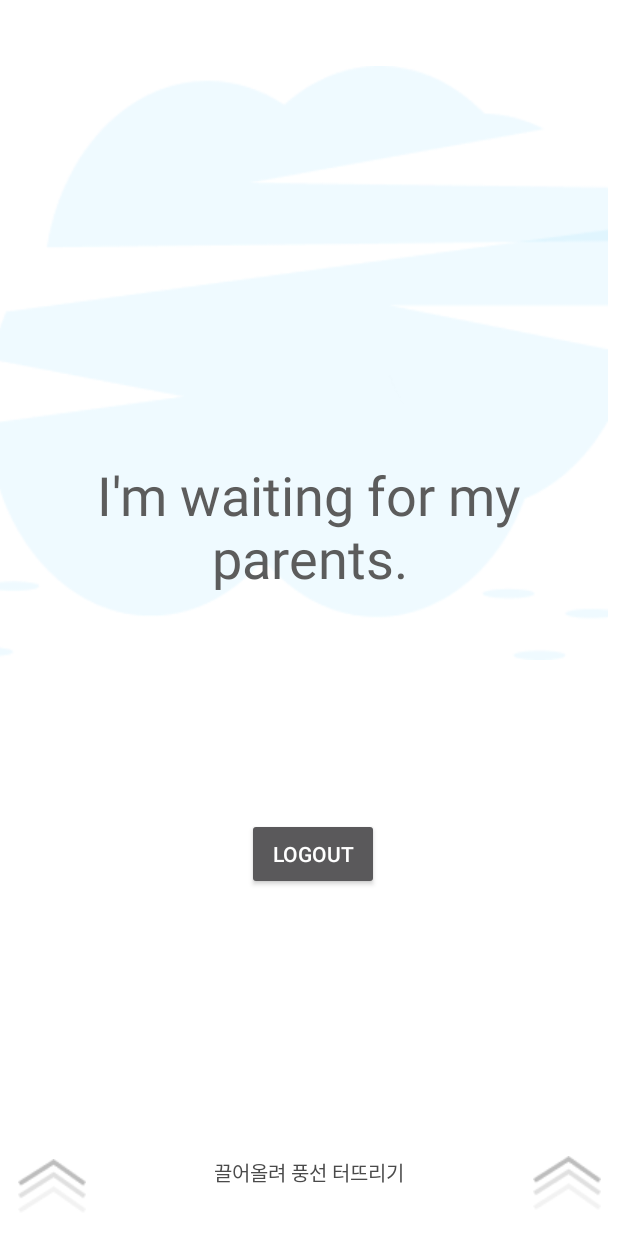
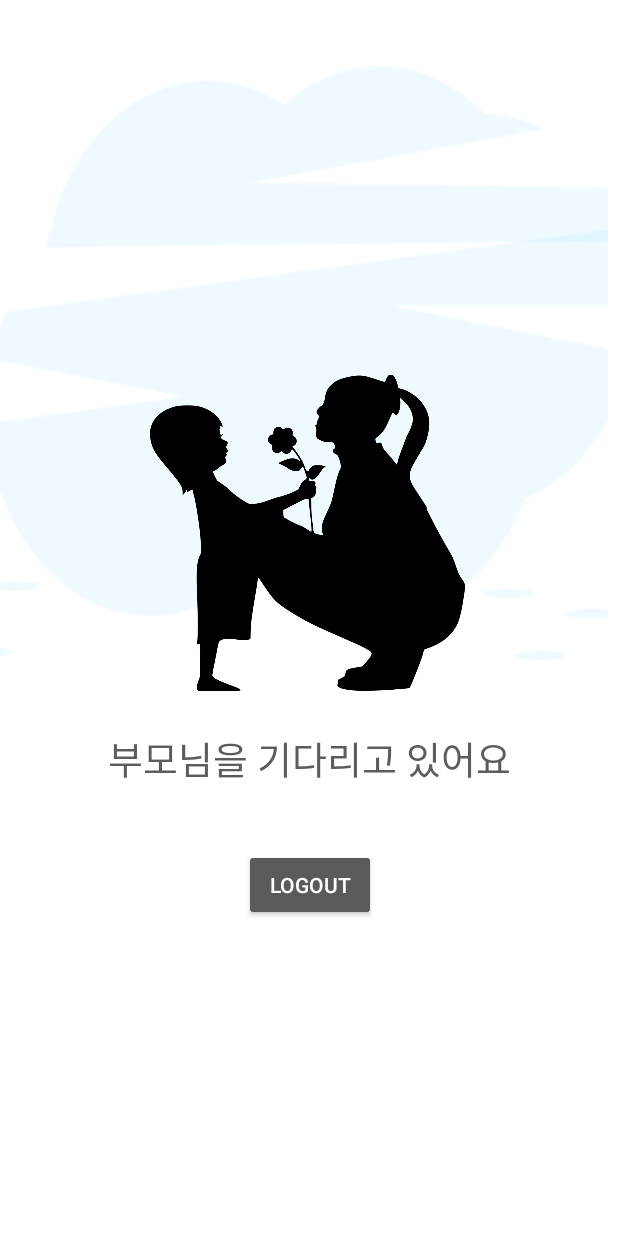
Before and after one commit to JangKeon/Prezzy-Pop, an Android app: the C_UnmatchedActivity screen opened directly, with no data from a screen before it, on a phone screen of 412 x 824 dp. Run offline under Robolectric (Android 15) with nearby library versions, the phone set to English and light mode, and no system bars; our stand-ins replace Firebase (no records; nobody signed in at launch, a user with empty details on screens opened directly); Roboto replaces fonts that are not available here.

Commit message:
Update: C_Unmatched

```diff
--- a/app/src/main/java/gachon/mpclass/prezzy_pop/C_UnmatchedActivity.java
+++ b/app/src/main/java/gachon/mpclass/prezzy_pop/C_UnmatchedActivity.java
@@ -23,6 +23,7 @@ public class C_UnmatchedActivity extends AppCompatActivity {
         super.onCreate(savedInstanceState);
         setContentView(R.layout.activity_c_unmatched);
         findViewById(R.id.btn_logout).setOnClickListener(onClickListener);
+        isMatched();
     }
     View.OnClickListener onClickListener= (v)->{
 
--- a/app/src/main/res/layout/activity_c_unmatched.xml
+++ b/app/src/main/res/layout/activity_c_unmatched.xml
@@ -45,83 +45,51 @@
             app:layout_constraintVertical_bias="0.175"
             app:srcCompat="@drawable/cloud" />
 
+        <ImageView
+            android:id="@+id/waitingChild"
+            android:layout_width="210dp"
+            android:layout_height="241dp"
+            android:layout_above="@+id/textView"
+            android:layout_alignParentStart="true"
+            android:layout_alignParentLeft="true"
+            android:layout_marginVertical="10dp"
+            android:layout_marginStart="100dp"
+            android:layout_marginLeft="100dp"
+            android:layout_marginBottom="149dp"
+            android:layout_weight="3"
+            app:layout_constraintBottom_toBottomOf="parent"
+            app:layout_constraintEnd_toEndOf="parent"
+            app:layout_constraintStart_toStartOf="parent"
+            app:layout_constraintTop_toTopOf="parent"
+            app:layout_constraintVertical_bias="0.175"
+            app:srcCompat="@drawable/waitingchild" />
+
         <TextView
             android:id="@+id/textView"
             android:layout_width="match_parent"
             android:layout_height="wrap_content"
             android:layout_alignParentBottom="true"
-            android:layout_marginBottom="428dp"
+            android:layout_marginBottom="299dp"
             android:fontFamily="@font/duru_sans"
             android:gravity='center'
-            android:text="I'm waiting for my parents."
+            android:text="부모님을 기다리고 있어요"
             android:textColor="#5C5C5C"
-            android:textSize="36sp"
+            android:textSize="25dp"
             app:layout_constraintBottom_toBottomOf="parent"
             app:layout_constraintEnd_toEndOf="parent"
             app:layout_constraintHorizontal_bias="1.0"
             app:layout_constraintStart_toStartOf="parent" />
 
-        <TextView
-            android:id="@+id/textView2"
-            android:layout_width="wrap_content"
-            android:layout_height="wrap_content"
-            android:layout_alignParentBottom="true"
-            android:layout_centerHorizontal="true"
-            android:layout_marginBottom="32dp"
-            android:layout_weight="1"
-            android:text="끌어올려 풍선 터뜨리기"
-            android:textColor="#4A4A4A"
-            android:textSize="13sp"
-            app:layout_constraintBottom_toBottomOf="parent"
-            app:layout_constraintEnd_toEndOf="parent"
-            app:layout_constraintHorizontal_bias="0.498"
-            app:layout_constraintStart_toStartOf="parent" />
-
-        <ImageView
-            android:id="@+id/imageView5"
-            android:layout_width="wrap_content"
-            android:layout_height="wrap_content"
-            android:layout_alignParentStart="true"
-            android:layout_alignParentLeft="true"
-            android:layout_alignParentBottom="true"
-            android:layout_marginStart="12dp"
-            android:layout_marginLeft="12dp"
-            android:layout_marginTop="68dp"
-            android:layout_marginBottom="15dp"
-            android:layout_weight="1"
-            app:layout_constraintEnd_toEndOf="parent"
-            app:layout_constraintHorizontal_bias="0.1"
-            app:layout_constraintStart_toStartOf="parent"
-            app:layout_constraintTop_toBottomOf="@+id/textView"
-            app:srcCompat="@drawable/pointup" />
-
-        <ImageView
-            android:id="@+id/imageView6"
-            android:layout_width="wrap_content"
-            android:layout_height="wrap_content"
-            android:layout_alignParentEnd="true"
-            android:layout_alignParentRight="true"
-            android:layout_alignParentBottom="true"
-            android:layout_marginTop="68dp"
-            android:layout_marginEnd="11dp"
-            android:layout_marginRight="11dp"
-            android:layout_marginBottom="17dp"
-            android:layout_weight="1"
-            app:layout_constraintEnd_toEndOf="parent"
-            app:layout_constraintHorizontal_bias="0.9"
-            app:layout_constraintStart_toStartOf="parent"
-            app:layout_constraintTop_toBottomOf="@+id/textView"
-            app:srcCompat="@drawable/pointup" />
-
         <Button
             android:id="@+id/btn_logout"
             android:layout_width="wrap_content"
             android:layout_height="wrap_content"
-            android:layout_above="@+id/textView2"
+            android:layout_below="@+id/imageView"
             android:layout_alignParentEnd="true"
             android:layout_alignParentRight="true"
-            android:layout_marginEnd="159dp"
-            android:layout_marginRight="159dp"
+            android:layout_marginTop="82dp"
+            android:layout_marginEnd="161dp"
+            android:layout_marginRight="161dp"
             android:layout_marginBottom="178dp"
             android:text="Logout" />
 
```
Also changed, not shown: app/src/main/res/drawable-v24/waitingchild.png (added).
